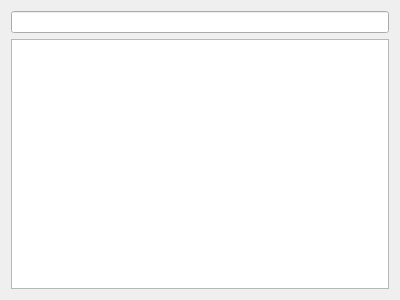
This is src/app/logan/logwidget.ui in BackupTheBerlios/openmm as Qt 5 draws it before an edit. The edited form follows.
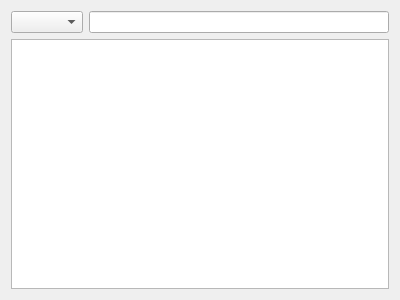
This is the edited form.

Commit message: ADD logan channel selector.

Diff of the .ui file:
```diff
--- a/src/app/logan/logwidget.ui
+++ b/src/app/logan/logwidget.ui
@@ -13,17 +13,20 @@
   <property name="windowTitle">
    <string>Form</string>
   </property>
-  <layout class="QVBoxLayout" name="verticalLayout_2">
+  <layout class="QVBoxLayout" name="verticalLayout">
    <item>
-    <layout class="QVBoxLayout" name="verticalLayout">
+    <layout class="QHBoxLayout" name="horizontalLayout">
+     <item>
+      <widget class="QComboBox" name="channelSelector"/>
+     </item>
      <item>
       <widget class="QLineEdit" name="filterEdit"/>
      </item>
-     <item>
-      <widget class="QTextEdit" name="logViewer"/>
-     </item>
     </layout>
    </item>
+   <item>
+    <widget class="QTextEdit" name="logViewer"/>
+   </item>
   </layout>
  </widget>
  <resources/>
```
The commit also changes 2 other files.
